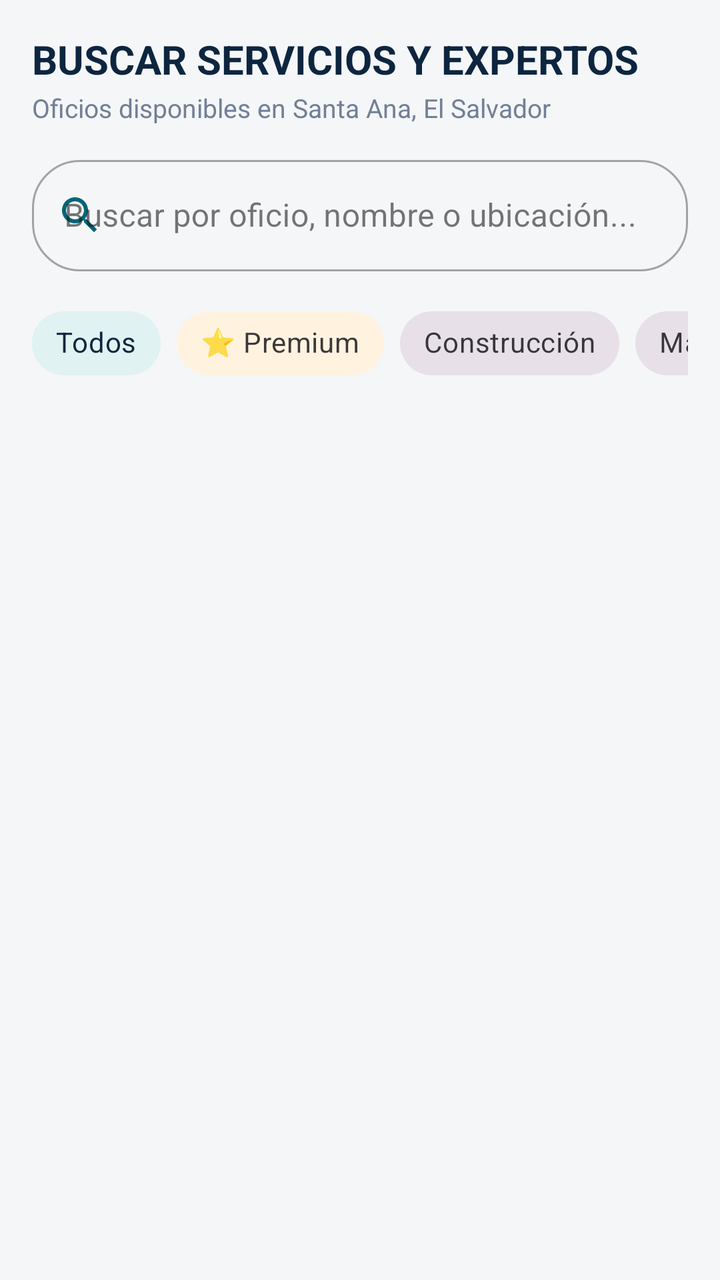
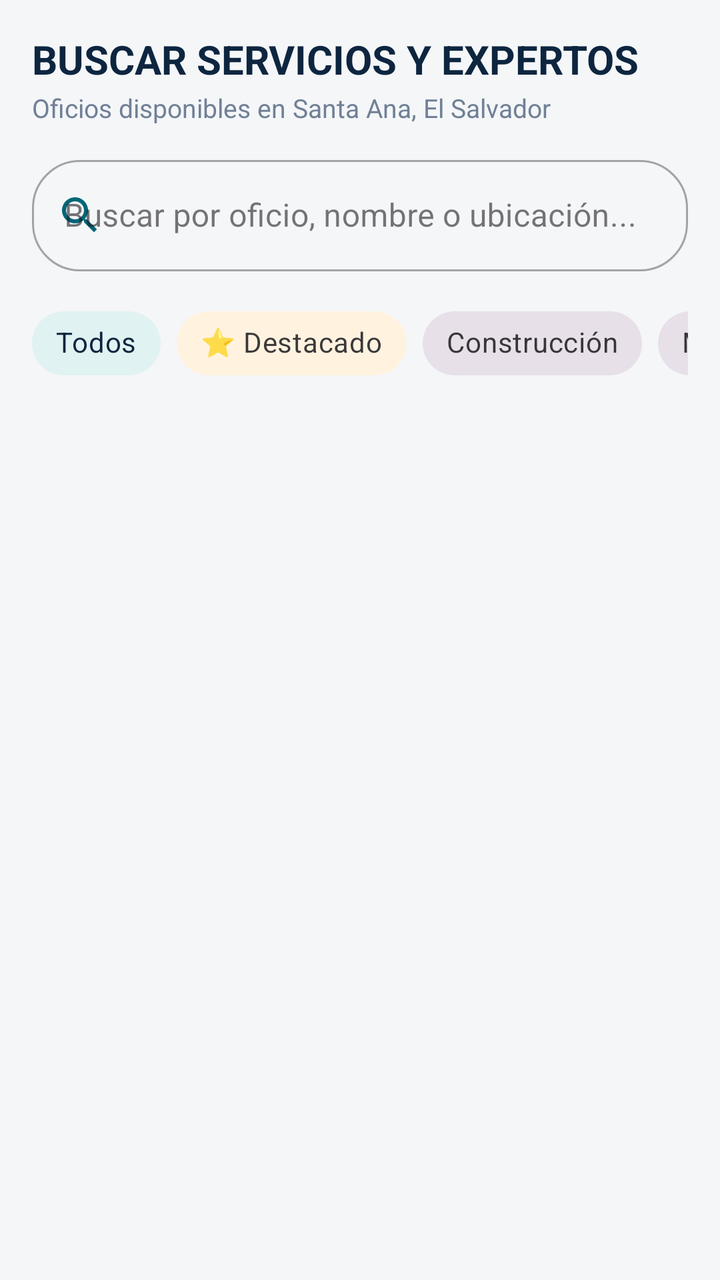

Two renders of the same Android screen: before a commit and after it. Below are the layout's source before the change and the commit's diff.
<!-- AndroidManifest.xml: application theme Theme.JobLink -->
<!-- res/layout/fragment_search.xml -->
<?xml version="1.0" encoding="utf-8"?>
<LinearLayout xmlns:android="http://schemas.android.com/apk/res/android"
    xmlns:app="http://schemas.android.com/apk/res-auto"
    android:layout_width="match_parent"
    android:layout_height="match_parent"
    android:orientation="vertical"
    android:background="@color/bg_light"
    android:padding="16dp">

    
    <TextView
        android:layout_width="wrap_content"
        android:layout_height="wrap_content"
        android:text="BUSCAR SERVICIOS Y EXPERTOS"
        android:textColor="@color/navy_primary"
        android:textSize="20sp"
        android:textStyle="bold" />

    <TextView
        android:layout_width="wrap_content"
        android:layout_height="wrap_content"
        android:layout_marginTop="2dp"
        android:text="Oficios disponibles en Santa Ana, El Salvador"
        android:textColor="@color/text_secondary"
        android:textSize="13sp" />

    
    <com.google.android.material.textfield.TextInputLayout
        style="@style/Widget.MaterialComponents.TextInputLayout.OutlinedBox"
        android:layout_width="match_parent"
        android:layout_height="wrap_content"
        android:layout_marginTop="12dp"
        android:hint="Buscar por oficio, nombre o ubicación..."
        app:startIconDrawable="@drawable/ic_search"
        app:startIconTint="@color/teal_primary"
        app:boxCornerRadiusTopStart="24dp"
        app:boxCornerRadiusTopEnd="24dp"
        app:boxCornerRadiusBottomStart="24dp"
        app:boxCornerRadiusBottomEnd="24dp">

        <com.google.android.material.textfield.TextInputEditText
            android:id="@+id/etSearchQuery"
            android:layout_width="match_parent"
            android:layout_height="wrap_content"
            android:textColor="@color/navy_primary"
            android:textColorHint="@color/text_secondary"
            android:inputType="text" />
    </com.google.android.material.textfield.TextInputLayout>

    
    <HorizontalScrollView
        android:layout_width="match_parent"
        android:layout_height="wrap_content"
        android:layout_marginTop="12dp"
        android:scrollbars="none">

        <com.google.android.material.chip.ChipGroup
            android:id="@+id/chipGroupCategories"
            android:layout_width="wrap_content"
            android:layout_height="wrap_content"
            app:singleSelection="true">

            <com.google.android.material.chip.Chip
                android:id="@+id/chipAll"
                style="@style/Widget.MaterialComponents.Chip.Choice"
                android:layout_width="wrap_content"
                android:layout_height="wrap_content"
                android:checked="true"
                android:text="Todos"
                app:chipBackgroundColor="@color/teal_light" />

            <com.google.android.material.chip.Chip
                android:id="@+id/chipPremium"
                style="@style/Widget.MaterialComponents.Chip.Choice"
                android:layout_width="wrap_content"
                android:layout_height="wrap_content"
                android:text="⭐ Premium"
                app:chipBackgroundColor="@color/orange_light" />

            <com.google.android.material.chip.Chip
                android:id="@+id/chipConstruccion"
                style="@style/Widget.MaterialComponents.Chip.Choice"
                android:layout_width="wrap_content"
                android:layout_height="wrap_content"
                android:text="Construcción" />

            <com.google.android.material.chip.Chip
                android:id="@+id/chipMantenimiento"
                style="@style/Widget.MaterialComponents.Chip.Choice"
                android:layout_width="wrap_content"
                android:layout_height="wrap_content"
                android:text="Mantenimiento" />

            <com.google.android.material.chip.Chip
                android:id="@+id/chipTextiles"
                style="@style/Widget.MaterialComponents.Chip.Choice"
                android:layout_width="wrap_content"
                android:layout_height="wrap_content"
                android:text="Textiles y Calzado" />

            <com.google.android.material.chip.Chip
                android:id="@+id/chipExteriores"
                style="@style/Widget.MaterialComponents.Chip.Choice"
                android:layout_width="wrap_content"
                android:layout_height="wrap_content"
                android:text="Exteriores y Limpieza" />

        </com.google.android.material.chip.ChipGroup>
    </HorizontalScrollView>

    
    <androidx.recyclerview.widget.RecyclerView
        android:id="@+id/rvWorkersList"
        android:layout_width="match_parent"
        android:layout_height="0dp"
        android:layout_weight="1"
        android:layout_marginTop="12dp"
        android:clipToPadding="false"
        android:paddingBottom="12dp" />

</LinearLayout>
<!-- resources referenced by this layout -->
<resources>
  <color name="bg_light">#F4F6F8</color>
  <color name="navy_primary">#0D253F</color>
  <color name="orange_light">#FFF3E0</color>
  <color name="teal_light">#E0F2F1</color>
  <color name="teal_primary">#006677</color>
  <color name="text_secondary">#718096</color>
  <!-- drawable ic_search (drawable) -->
  <vector xmlns:android="http://schemas.android.com/apk/res/android"
      android:width="24dp"
      android:height="24dp"
      android:viewportWidth="24"
      android:viewportHeight="24">
    <path
        android:fillColor="#FF000000"
        android:pathData="M15.5,14h-0.79l-0.28,-0.27C15.41,12.59 16,11.11 16,9.5 16,5.91 13.09,3 9.5,3S3,5.91 3,9.5 5.91,16 9.5,16c1.61,0 3.09,-0.59 4.23,-1.57l0.27,0.28v0.79l5,4.99L20.49,19l-4.99,-5zM9.5,14C7.01,14 5,11.99 5,9.5S7.01,5 9.5,5 14,7.01 14,9.5 11.99,14 9.5,14z"/>
  </vector>
  <style name="Theme.JobLink" parent="Base.Theme.JobLink" />
  <style name="Base.Theme.JobLink" parent="Theme.Material3.DayNight.NoActionBar">
          <item name="colorPrimary">@color/navy_primary</item>
          <item name="colorOnPrimary">@color/white</item>
          <item name="colorSecondary">@color/teal_primary</item>
          <item name="colorOnSecondary">@color/white</item>
          <item name="colorTertiary">@color/orange_accent</item>
          <item name="android:windowBackground">@color/bg_light</item>
          <item name="android:statusBarColor">@color/navy_primary</item>
          <item name="android:navigationBarColor">@color/navy_primary</item>
      </style>
  <color name="white">#FFFFFFFF</color>
  <color name="orange_accent">#FF7A00</color>
</resources>

<!-- the commit's change to res/layout/fragment_search.xml (unified diff, before → after) -->
@@ -74,7 +74,7 @@
                 style="@style/Widget.MaterialComponents.Chip.Choice"
                 android:layout_width="wrap_content"
                 android:layout_height="wrap_content"
-                android:text="⭐ Premium"
+                android:text="⭐ Destacado"
                 app:chipBackgroundColor="@color/orange_light" />
 
             <com.google.android.material.chip.Chip
